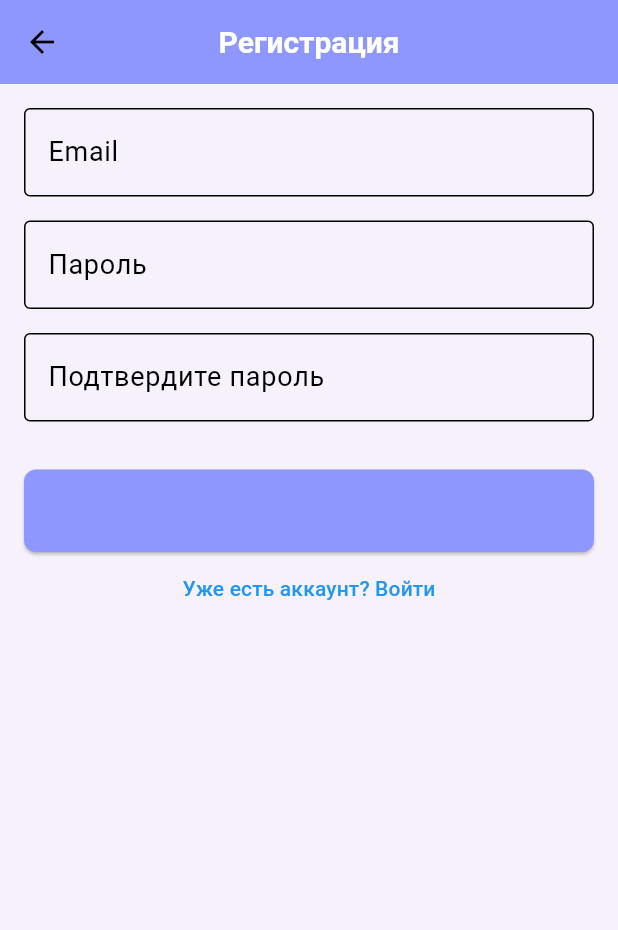
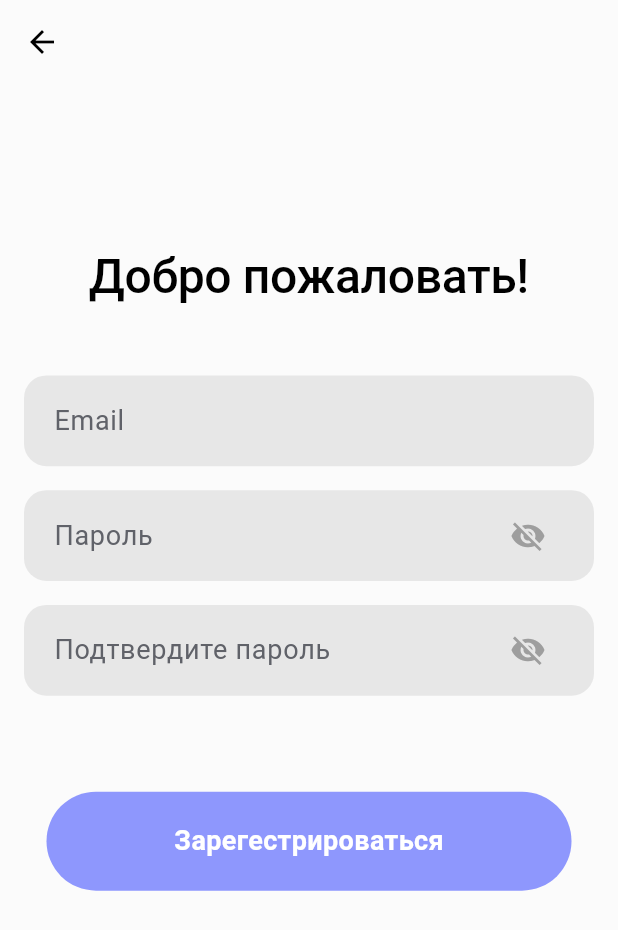
Before and after one commit to Nikolasgev/m4m, a Flutter app: the screen it shows after launch, after a tap on "Создать новый аккаунт", on a phone screen of 412 x 824 dp. Shown: the top 930 px of the screen. Run offline on Flutter 3.47's test engine with Material 3 defaults, Android fonts, the phone set to English and light mode, and no system bars; our stand-ins replace audioplayers, dartz, equatable, firebase_auth, firebase_core, flutter_bloc and 2 more; accounts and stored records are empty.

Commit message:
updated auth UI

```diff
--- a/lib/core/themes/app_theme.dart
+++ b/lib/core/themes/app_theme.dart
@@ -9,7 +9,7 @@ class AppTheme {
       secondary: Color(0xFFA6C1EE),
       surface: Color(0xFFF6F1FB),
     ),
-    scaffoldBackgroundColor: const Color(0xFFF6F1FB),
+    scaffoldBackgroundColor: const Color.fromARGB(255, 251, 251, 251),
     appBarTheme: const AppBarTheme(
       backgroundColor: Color(0xFF8E97FD),
       titleTextStyle: TextStyle(
@@ -19,7 +19,7 @@ class AppTheme {
       ),
     ),
     textTheme: const TextTheme(
-      displayLarge: TextStyle(fontSize: 32, fontWeight: FontWeight.bold),
+      displayLarge: TextStyle(fontSize: 32, fontWeight: FontWeight.w500),
       displayMedium: TextStyle(fontSize: 24, fontWeight: FontWeight.bold),
       bodyLarge: TextStyle(fontSize: 18, fontWeight: FontWeight.normal),
       bodyMedium: TextStyle(fontSize: 16, fontWeight: FontWeight.normal),
--- a/lib/core/widgets/common_buttom.dart
+++ b/lib/core/widgets/common_buttom.dart
@@ -8,7 +8,7 @@ class CommonButton extends StatelessWidget {
     this.textColor = Colors.white,
     required this.onTap,
     this.width = double.infinity,
-    this.margin = const EdgeInsets.all(20),
+    this.margin = const EdgeInsets.symmetric(horizontal: 15),
     this.padding = const EdgeInsets.symmetric(vertical: 20, horizontal: 5),
     this.borderRadius = 40,
   });
--- /dev/null
+++ b/lib/core/widgets/common_text_field.dart
@@ -0,0 +1,59 @@
+import 'package:flutter/material.dart';
+
+class CommonTextField extends StatefulWidget {
+  const CommonTextField({
+    super.key,
+    required TextEditingController controller,
+    required this.labelText,
+    this.isPasswordField = false,
+    this.validator,
+  }) : _controller = controller;
+
+  final TextEditingController _controller;
+  final String labelText;
+  final bool isPasswordField;
+  final String? Function(String?)? validator;
+
+  @override
+  State<CommonTextField> createState() => _CommonTextFieldState();
+}
+
+class _CommonTextFieldState extends State<CommonTextField> {
+  bool _isPasswordVisible = false;
+
+  @override
+  Widget build(BuildContext context) {
+    return Container(
+      padding: const EdgeInsets.symmetric(horizontal: 20),
+      decoration: BoxDecoration(
+        color: const Color.fromARGB(255, 231, 231, 231),
+        borderRadius: BorderRadius.circular(15),
+      ),
+      child: TextFormField(
+        controller: widget._controller,
+        obscureText: widget.isPasswordField && !_isPasswordVisible,
+        decoration: InputDecoration(
+          labelText: widget.labelText,
+          labelStyle: const TextStyle(color: Color.fromARGB(255, 96, 98, 105)),
+          border: InputBorder.none,
+          suffixIcon: widget.isPasswordField
+              ? IconButton(
+                  icon: Icon(
+                    _isPasswordVisible
+                        ? Icons.visibility
+                        : Icons.visibility_off,
+                    color: Colors.grey,
+                  ),
+                  onPressed: () {
+                    setState(() {
+                      _isPasswordVisible = !_isPasswordVisible;
+                    });
+                  },
+                )
+              : null,
+        ),
+        validator: widget.validator,
+      ),
+    );
+  }
+}
--- a/lib/features/auth/presentation/pages/auth_page.dart
+++ b/lib/features/auth/presentation/pages/auth_page.dart
@@ -1,6 +1,7 @@
 import 'package:flutter/material.dart';
 import 'package:flutter_svg/svg.dart';
 import 'package:m4m_f/core/widgets/common_buttom.dart';
+import 'package:m4m_f/features/auth/presentation/pages/login_page.dart';
 import 'package:m4m_f/features/auth/presentation/pages/registration_page.dart';
 
 class AuthPage extends StatelessWidget {
@@ -39,12 +40,21 @@ class AuthPage extends StatelessWidget {
                 Text('Уже есть аккаунт?',
                     style: Theme.of(context).textTheme.titleSmall),
                 TextButton(
-                  onPressed: () {},
-                  child: Text('Войти',
-                      style: Theme.of(context).textTheme.titleMedium),
+                  onPressed: () {
+                    Navigator.push(
+                      context,
+                      MaterialPageRoute(
+                        builder: (context) => LoginPage(),
+                      ),
+                    );
+                  },
+                  child: Text(
+                    'Войти',
+                    style: Theme.of(context).textTheme.titleMedium,
+                  ),
                 )
               ],
-            )
+            ),
           ],
         ),
       ),
--- a/lib/features/auth/presentation/pages/registration_page.dart
+++ b/lib/features/auth/presentation/pages/registration_page.dart
@@ -1,5 +1,7 @@
 import 'package:flutter/material.dart';
 import 'package:flutter_bloc/flutter_bloc.dart';
+import 'package:m4m_f/core/widgets/common_buttom.dart';
+import 'package:m4m_f/core/widgets/common_text_field.dart';
 import 'package:m4m_f/features/auth/presentation/bloc/auth_bloc.dart';
 
 class RegistrationPage extends StatefulWidget {
@@ -27,23 +29,23 @@ class RegistrationPageState extends State<RegistrationPage> {
   Widget build(BuildContext context) {
     return Scaffold(
       appBar: AppBar(
-        title: const Text('Регистрация'),
-        centerTitle: true,
+        backgroundColor: Colors.transparent,
       ),
       body: Padding(
         padding: const EdgeInsets.all(16.0),
         child: Form(
           key: _formKey,
           child: Column(
-            crossAxisAlignment: CrossAxisAlignment.stretch,
+            mainAxisAlignment: MainAxisAlignment.center,
             children: [
-              TextFormField(
+              Text(
+                'Добро пожаловать!',
+                style: Theme.of(context).textTheme.displayLarge,
+              ),
+              const SizedBox(height: 48),
+              CommonTextField(
                 controller: _emailController,
-                decoration: const InputDecoration(
                 labelText: 'Email',
-                  border: OutlineInputBorder(),
-                ),
-                keyboardType: TextInputType.emailAddress,
                 validator: (value) {
                   if (value == null || value.isEmpty) {
                     return 'Пожалуйста, введите email';
@@ -56,13 +58,12 @@ class RegistrationPageState extends State<RegistrationPage> {
                 },
               ),
               const SizedBox(height: 16),
-              TextFormField(
+
+              // Поле для ввода пароля
+              CommonTextField(
                 controller: _passwordController,
-                decoration: const InputDecoration(
                 labelText: 'Пароль',
-                  border: OutlineInputBorder(),
-                ),
-                obscureText: true,
+                isPasswordField: true, // Включаем режим пароля
                 validator: (value) {
                   if (value == null || value.isEmpty) {
                     return 'Пожалуйста, введите пароль';
@@ -74,13 +75,12 @@ class RegistrationPageState extends State<RegistrationPage> {
                 },
               ),
               const SizedBox(height: 16),
-              TextFormField(
+
+              // Поле для подтверждения пароля
+              CommonTextField(
                 controller: _confirmPasswordController,
-                decoration: const InputDecoration(
                 labelText: 'Подтвердите пароль',
-                  border: OutlineInputBorder(),
-                ),
-                obscureText: true,
+                isPasswordField: true, // Включаем режим пароля
                 validator: (value) {
                   if (value == null || value.isEmpty) {
                     return 'Пожалуйста, подтвердите пароль';
@@ -91,7 +91,8 @@ class RegistrationPageState extends State<RegistrationPage> {
                   return null;
                 },
               ),
-              const SizedBox(height: 32),
+              const SizedBox(height: 64),
+
               BlocConsumer<AuthBloc, AuthState>(
                 listener: (context, state) {
                   if (state is AuthAuthenticated) {
@@ -109,8 +110,9 @@ class RegistrationPageState extends State<RegistrationPage> {
                   if (state is AuthLoading) {
                     return const Center(child: CircularProgressIndicator());
                   }
-                  return ElevatedButton(
-                    onPressed: () {
+                  return CommonButton(
+                      text: 'Зарегестрироваться',
+                      onTap: () {
                         if (_formKey.currentState!.validate()) {
                           context.read<AuthBloc>().add(
                                 RegisterEvent(
@@ -119,29 +121,10 @@ class RegistrationPageState extends State<RegistrationPage> {
                                 ),
                               );
                         }
-                    },
-                    style: ElevatedButton.styleFrom(
-                      padding: const EdgeInsets.symmetric(vertical: 16),
-                      shape: RoundedRectangleBorder(
-                        borderRadius: BorderRadius.circular(8),
-                      ),
-                    ),
-                    child: const Text(
-                      'Зарегистрироваться',
-                      style: TextStyle(fontSize: 16),
-                    ),
-                  );
+                      });
                 },
               ),
-              TextButton(
-                onPressed: () {
-                  Navigator.pop(context);
-                },
-                child: const Text(
-                  'Уже есть аккаунт? Войти',
-                  style: TextStyle(color: Colors.blue),
-                ),
-              ),
+              const SizedBox(height: 120),
             ],
           ),
         ),
```
Also changed, not shown: lib/features/auth/presentation/pages/login_page.dart (+30 -15 lines). Lines whose indentation alone changed are shown as unchanged.
